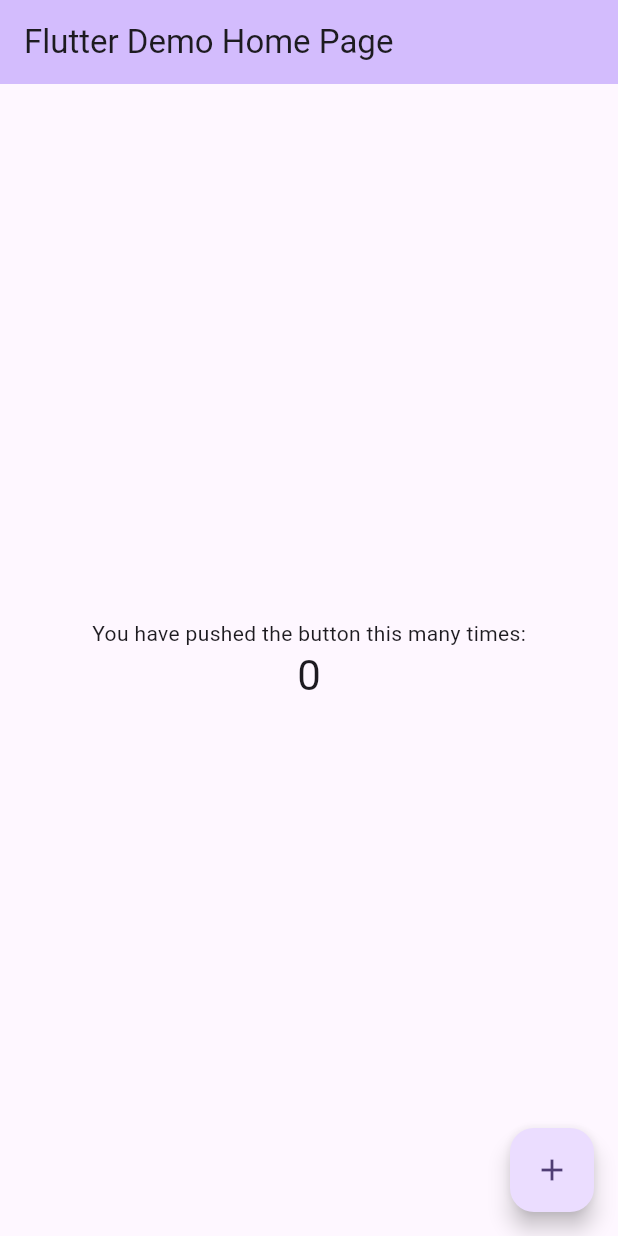
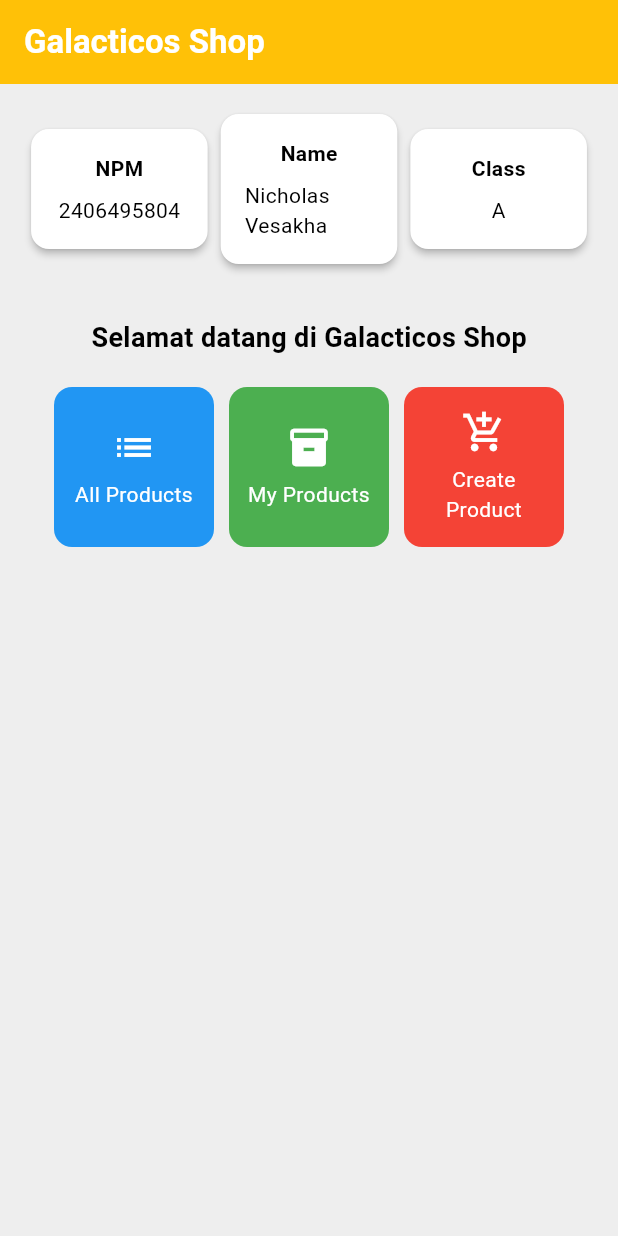
Before and after one commit to nichovesakha81/galacticos-shop-mobile, a Flutter app: the screen it shows after launch, on a phone screen of 412 x 824 dp. Run offline on Flutter 3.47's test engine with Material 3 defaults, Android fonts, the phone set to English and light mode, and no system bars.

Commit message:
Selesai Tugas 7

```diff
--- a/lib/main.dart
+++ b/lib/main.dart
@@ -1,4 +1,5 @@
 import 'package:flutter/material.dart';
+import 'menu.dart';
 
 void main() {
   runApp(const MyApp());
@@ -11,112 +12,13 @@
   @override
   Widget build(BuildContext context) {
     return MaterialApp(
-      title: 'Flutter Demo',
+      title: 'Galacticos Shop',
       theme: ThemeData(
-        // This is the theme of your application.
-        //
-        // TRY THIS: Try running your application with "flutter run". You'll see
-        // the application has a purple toolbar. Then, without quitting the app,
-        // try changing the seedColor in the colorScheme below to Colors.green
-        // and then invoke "hot reload" (save your changes or press the "hot
-        // reload" button in a Flutter-supported IDE, or press "r" if you used
-        // the command line to start the app).
-        //
-        // Notice that the counter didn't reset back to zero; the application
-        // state is not lost during the reload. To reset the state, use hot
-        // restart instead.
-        //
-        // This works for code too, not just values: Most code changes can be
-        // tested with just a hot reload.
-        colorScheme: ColorScheme.fromSeed(seedColor: Colors.deepPurple),
+        colorScheme: ColorScheme.fromSwatch(
+          primarySwatch: Colors.blue,
+        ).copyWith(secondary: Colors.blueAccent[400]),
       ),
-      home: const MyHomePage(title: 'Flutter Demo Home Page'),
+      home: MyHomePage(),
     );
   }
 }
-
-class MyHomePage extends StatefulWidget {
-  const MyHomePage({super.key, required this.title});
-
-  // This widget is the home page of your application. It is stateful, meaning
-  // that it has a State object (defined below) that contains fields that affect
-  // how it looks.
-
-  // This class is the configuration for the state. It holds the values (in this
-  // case the title) provided by the parent (in this case the App widget) and
-  // used by the build method of the State. Fields in a Widget subclass are
-  // always marked "final".
-
-  final String title;
-
-  @override
-  State<MyHomePage> createState() => _MyHomePageState();
-}
-
-class _MyHomePageState extends State<MyHomePage> {
-  int _counter = 0;
-
-  void _incrementCounter() {
-    setState(() {
-      // This call to setState tells the Flutter framework that something has
-      // changed in this State, which causes it to rerun the build method below
-      // so that the display can reflect the updated values. If we changed
-      // _counter without calling setState(), then the build method would not be
-      // called again, and so nothing would appear to happen.
-      _counter++;
-    });
-  }
-
-  @override
-  Widget build(BuildContext context) {
-    // This method is rerun every time setState is called, for instance as done
-    // by the _incrementCounter method above.
-    //
-    // The Flutter framework has been optimized to make rerunning build methods
-    // fast, so that you can just rebuild anything that needs updating rather
-    // than having to individually change instances of widgets.
-    return Scaffold(
-      appBar: AppBar(
-        // TRY THIS: Try changing the color here to a specific color (to
-        // Colors.amber, perhaps?) and trigger a hot reload to see the AppBar
-        // change color while the other colors stay the same.
-        backgroundColor: Theme.of(context).colorScheme.inversePrimary,
-        // Here we take the value from the MyHomePage object that was created by
-        // the App.build method, and use it to set our appbar title.
-        title: Text(widget.title),
-      ),
-      body: Center(
-        // Center is a layout widget. It takes a single child and positions it
-        // in the middle of the parent.
-        child: Column(
-          // Column is also a layout widget. It takes a list of children and
-          // arranges them vertically. By default, it sizes itself to fit its
-          // children horizontally, and tries to be as tall as its parent.
-          //
-          // Column has various properties to control how it sizes itself and
-          // how it positions its children. Here we use mainAxisAlignment to
-          // center the children vertically; the main axis here is the vertical
-          // axis because Columns are vertical (the cross axis would be
-          // horizontal).
-          //
-          // TRY THIS: Invoke "debug painting" (choose the "Toggle Debug Paint"
-          // action in the IDE, or press "p" in the console), to see the
-          // wireframe for each widget.
-          mainAxisAlignment: MainAxisAlignment.center,
-          children: <Widget>[
-            const Text('You have pushed the button this many times:'),
-            Text(
-              '$_counter',
-              style: Theme.of(context).textTheme.headlineMedium,
-            ),
-          ],
-        ),
-      ),
-      floatingActionButton: FloatingActionButton(
-        onPressed: _incrementCounter,
-        tooltip: 'Increment',
-        child: const Icon(Icons.add),
-      ), // This trailing comma makes auto-formatting nicer for build methods.
-    );
-  }
-}
--- /dev/null
+++ b/lib/menu.dart
@@ -0,0 +1,182 @@
+import 'package:flutter/material.dart';
+
+class MyHomePage extends StatelessWidget {
+  MyHomePage({super.key});
+
+  final String nama = "Nicholas Vesakha";
+  final String npm = "2406495804";
+  final String kelas = "A";
+
+  final List<ItemHomepage> items = [
+    ItemHomepage("All Products", Icons.list, Colors.blue),
+    ItemHomepage("My Products", Icons.inventory, Colors.green),
+    ItemHomepage("Create Product", Icons.add_shopping_cart, Colors.red),
+  ];
+
+  @override
+  Widget build(BuildContext context) {
+    // Scaffold menyediakan struktur dasar halaman dengan AppBar dan body.
+    return Scaffold(
+      backgroundColor: Colors.grey[200],
+      // AppBar adalah bagian atas halaman yang menampilkan judul.
+      appBar: AppBar(
+        // Judul aplikasi "Galacticos Shop" dengan teks putih dan tebal.
+        title: const Text(
+          'Galacticos Shop',
+          style: TextStyle(color: Colors.white, fontWeight: FontWeight.bold),
+        ),
+        // Warna latar belakang AppBar diubah jadi amber (mirip emas).
+        backgroundColor: Colors.amber,
+      ),
+      // Body halaman dengan padding di sekelilingnya.
+      body: Padding(
+        padding: const EdgeInsets.all(16.0),
+        // Menyusun widget secara vertikal dalam sebuah kolom.
+        child: Column(
+          crossAxisAlignment: CrossAxisAlignment.center,
+          children: [
+            // Row untuk menampilkan 3 InfoCard secara horizontal.
+            Row(
+              mainAxisAlignment: MainAxisAlignment.spaceEvenly,
+              children: [
+                InfoCard(title: 'NPM', content: npm),
+                InfoCard(title: 'Name', content: nama),
+                InfoCard(title: 'Class', content: kelas),
+              ],
+            ),
+
+            // Memberikan jarak vertikal 16 unit.
+            const SizedBox(height: 16.0),
+
+            // Menempatkan widget berikutnya di tengah halaman.
+            Center(
+              child: Column(
+                // Menyusun teks dan grid item secara vertikal.
+                children: [
+                  // Menampilkan teks sambutan dengan gaya tebal dan ukuran 18.
+                  const Padding(
+                    padding: EdgeInsets.only(top: 16.0),
+                    child: Text(
+                      'Selamat datang di Galacticos Shop',
+                      style: TextStyle(
+                        fontWeight: FontWeight.bold,
+                        fontSize: 18.0,
+                      ),
+                    ),
+                  ),
+
+                  // Grid untuk menampilkan ItemCard dalam bentuk grid 3 kolom.
+                  GridView.count(
+                    primary: true,
+                    padding: const EdgeInsets.all(20),
+                    crossAxisSpacing: 10,
+                    mainAxisSpacing: 10,
+                    crossAxisCount: 3,
+                    // Agar grid menyesuaikan tinggi kontennya.
+                    shrinkWrap: true,
+
+                    // Menampilkan ItemCard untuk setiap item dalam list items.
+                    children: items.map((ItemHomepage item) {
+                      return ItemCard(item);
+                    }).toList(),
+                  ),
+                ],
+              ),
+            ),
+          ],
+        ),
+      ),
+    );
+  }
+}
+
+class InfoCard extends StatelessWidget {
+  // Kartu informasi yang menampilkan title dan content.
+
+  final String title; // Judul kartu.
+  final String content; // Isi kartu.
+
+  const InfoCard({super.key, required this.title, required this.content});
+
+  @override
+  Widget build(BuildContext context) {
+    return Card(
+      // Membuat kotak kartu dengan bayangan dibawahnya.
+      elevation: 2.0,
+      child: Container(
+        // Mengatur ukuran dan jarak di dalam kartu.
+        width:
+            MediaQuery.of(context).size.width /
+            3.5, // menyesuaikan dengan lebar device yang digunakan.
+        padding: const EdgeInsets.all(16.0),
+        // Menyusun title dan content secara vertikal.
+        child: Column(
+          children: [
+            Text(title, style: const TextStyle(fontWeight: FontWeight.bold)),
+            const SizedBox(height: 8.0),
+            Text(content),
+          ],
+        ),
+      ),
+    );
+  }
+}
+
+class ItemHomepage {
+  final String name;
+  final IconData icon;
+  final Color color;
+
+  ItemHomepage(this.name, this.icon, this.color);
+}
+
+class ItemCard extends StatelessWidget {
+  // Menampilkan kartu dengan ikon dan nama.
+
+  final ItemHomepage item;
+
+  const ItemCard(this.item, {super.key});
+
+  @override
+  Widget build(BuildContext context) {
+    return Material(
+      // Mengambil warna dari properti 'color' milik item.
+      color: item.color,
+      // Membuat sudut kartu melengkung.
+      borderRadius: BorderRadius.circular(12),
+
+      child: InkWell(
+        // Aksi ketika kartu ditekan.
+        onTap: () {
+          // Menampilkan pesan SnackBar saat kartu ditekan.
+          ScaffoldMessenger.of(context)
+            ..hideCurrentSnackBar()
+            ..showSnackBar(
+              SnackBar(
+                content: Text("Kamu telah menekan tombol ${item.name}!"),
+              ),
+            );
+        },
+        // Container untuk menyimpan Icon dan Text
+        child: Container(
+          padding: const EdgeInsets.all(8),
+          child: Center(
+            child: Column(
+              // Menyusun ikon dan teks di tengah kartu.
+              mainAxisAlignment: MainAxisAlignment.center,
+              children: [
+                Icon(item.icon, color: Colors.white, size: 30.0),
+                const Padding(padding: EdgeInsets.all(3)),
+                Text(
+                  item.name,
+                  textAlign: TextAlign.center,
+                  style: const TextStyle(color: Colors.white),
+                ),
+              ],
+            ),
+          ),
+        ),
+      ),
+    );
+  }
+}
```
Also changed, not shown: 1 other file.
